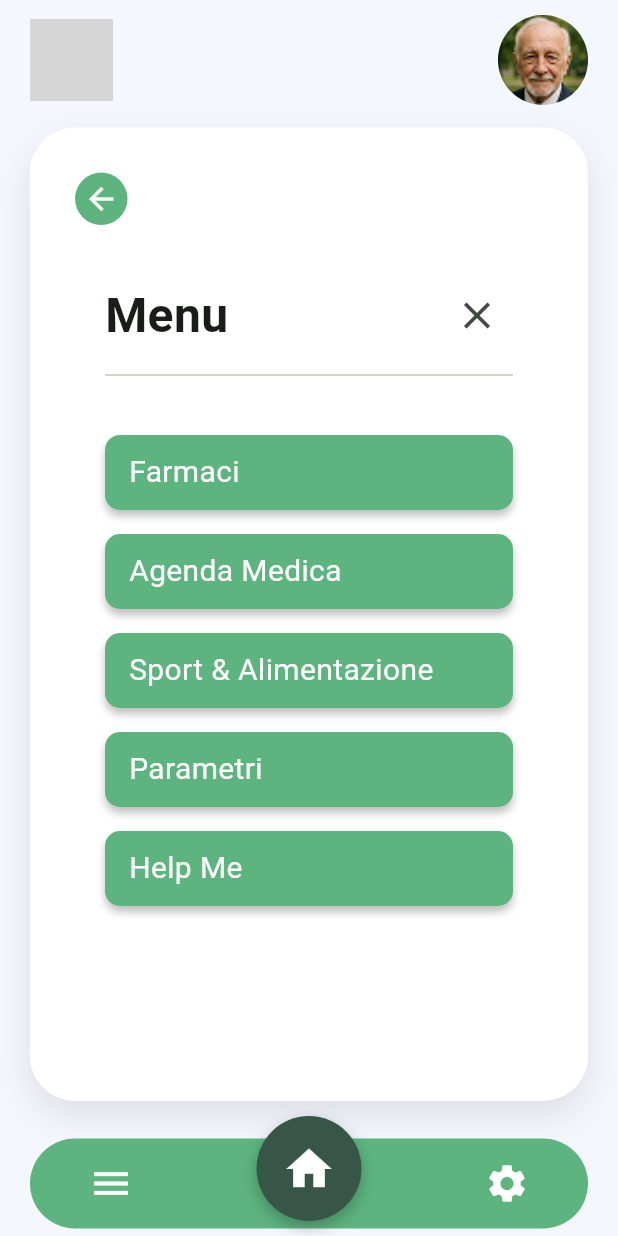
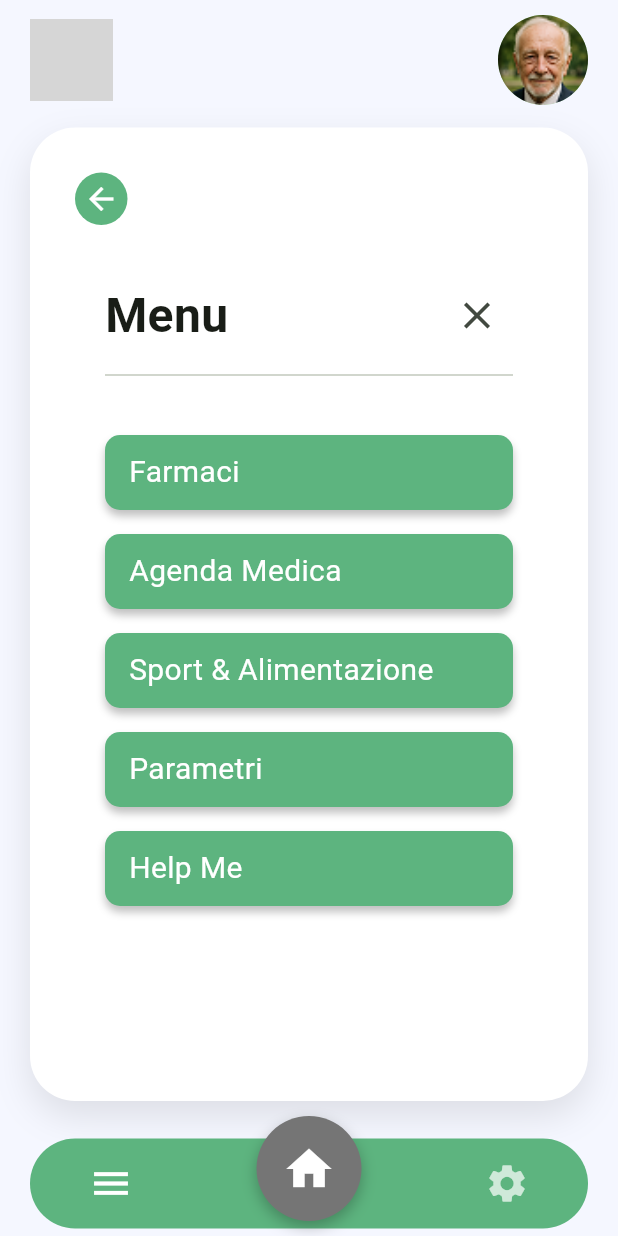
Before and after one commit to Lucacpt/WellYess, a Flutter app: the screen it shows after launch, item 3 of the bottom bar chosen, after a tap on the "menu" icon, on a phone screen of 412 x 824 dp. Run offline on Flutter 3.47's test engine with Material 3 defaults, Android fonts, the phone set to English and light mode, and no system bars; our stand-ins replace flutter_svg; grey boxes are pictures that could not be loaded.

Commit message:
created link for homepage button

```diff
--- a/wellyess/lib/widgets/base_layout.dart
+++ b/wellyess/lib/widgets/base_layout.dart
@@ -1,4 +1,6 @@
 import 'package:flutter/material.dart';
+import 'package:wellyess/screens/menu_page.dart';
+import 'package:wellyess/screens/settings.dart';
 import 'bottom_navbar.dart';
 import 'go_back_button.dart';
 import 'package:wellyess/screens/elder_profile.dart';
@@ -112,8 +114,19 @@ class BaseLayout extends StatelessWidget {
                 container: true,
                 label: 'Barra di navigazione principale',
                 child: CustomBottomNavBar(
+                  currentIndex: currentIndex,
                   onTap: (index) {
-                    // gestisci navigazione
+                    switch (index) {
+                      case 0:
+                        Navigator.push(context, MaterialPageRoute(builder: (_) => const MenuPage()));
+                        break;
+                      case 1:
+                        Navigator.popUntil(context, (r) => r.isFirst);
+                        break;
+                      case 2:
+                        Navigator.push(context, MaterialPageRoute(builder: (_) => const SettingsPage()));
+                        break;
+                    }
                   },
                 ),
               ),
--- a/wellyess/lib/widgets/bottom_navbar.dart
+++ b/wellyess/lib/widgets/bottom_navbar.dart
@@ -1,23 +1,28 @@
 import 'package:flutter/material.dart';
 import 'package:wellyess/screens/menu_page.dart';
 import 'package:wellyess/screens/settings.dart';
+import 'package:wellyess/screens/homepage.dart';
 
 class CustomBottomNavBar extends StatelessWidget {
+  /// Chiamato con 0=Menu, 1=Home, 2=Settings
   final ValueChanged<int>? onTap;
+  /// Indice selezionato (per evidenziare l’icona)
+  final int currentIndex;
 
   const CustomBottomNavBar({
-    super.key,
+    Key? key,
     this.onTap,
-  });
+    this.currentIndex = 1,
+  }) : super(key: key);
 
   @override
   Widget build(BuildContext context) {
     return SizedBox(
-      height: 90, // spazio totale occupato dalla navbar
+      height: 90,
       child: Stack(
         alignment: Alignment.topCenter,
         children: [
-          // Background della navbar
+          // Sfondo navbar
           Positioned(
             bottom: 0,
             left: 20,
@@ -32,45 +37,30 @@ class CustomBottomNavBar extends StatelessWidget {
               child: Row(
                 mainAxisAlignment: MainAxisAlignment.spaceBetween,
                 children: [
-                  // BOTTONE MENU
+                  // Menu
                   IconButton(
                     iconSize: 30,
-                    icon: const Icon(
+                    icon: Icon(
                       Icons.menu,
-                      color: Colors.white,
+                      color: currentIndex == 0 ? Colors.white : Colors.white70,
                     ),
-                    onPressed: () {
-                      Navigator.push(
-                        context,
-                        MaterialPageRoute(
-                          builder: (context) => const MenuPage(),
-                        ),
-                      );
-                    },
+                    onPressed: () => onTap?.call(0),
                   ),
-
-                  // BOTTONE IMPOSTAZIONI
+                  // Impostazioni
                   IconButton(
                     iconSize: 30,
-                    icon: const Icon(
+                    icon: Icon(
                       Icons.settings,
-                      color: Colors.white,
+                      color: currentIndex == 2 ? Colors.white : Colors.white70,
                     ),
-                    onPressed: () {
-                      Navigator.push(
-                        context,
-                        MaterialPageRoute(
-                          builder: (context) => const SettingsPage(),
-                        ),
-                      );
-                    },
+                    onPressed: () => onTap?.call(2),
                   ),
                 ],
               ),
             ),
           ),
 
-          // Icona Home centrale sporgente
+          // Home centrale
           Positioned(
             bottom: 5,
             child: GestureDetector(
@@ -79,9 +69,11 @@ class CustomBottomNavBar extends StatelessWidget {
                 width: 70,
                 height: 70,
                 decoration: BoxDecoration(
-                  color: const Color(0xFF375647),
+                  color: currentIndex == 1
+                      ? const Color(0xFF375647)
+                      : Colors.grey.shade600,
                   shape: BoxShape.circle,
-                  boxShadow: [
+                  boxShadow: const [
                     BoxShadow(
                       color: Colors.black26,
                       blurRadius: 8,
@@ -89,11 +81,7 @@ class CustomBottomNavBar extends StatelessWidget {
                     ),
                   ],
                 ),
-                child: const Icon(
-                  Icons.home,
-                  size: 36,
-                  color: Colors.white,
-                ),
+                child: const Icon(Icons.home, size: 36, color: Colors.white),
               ),
             ),
           ),
```
